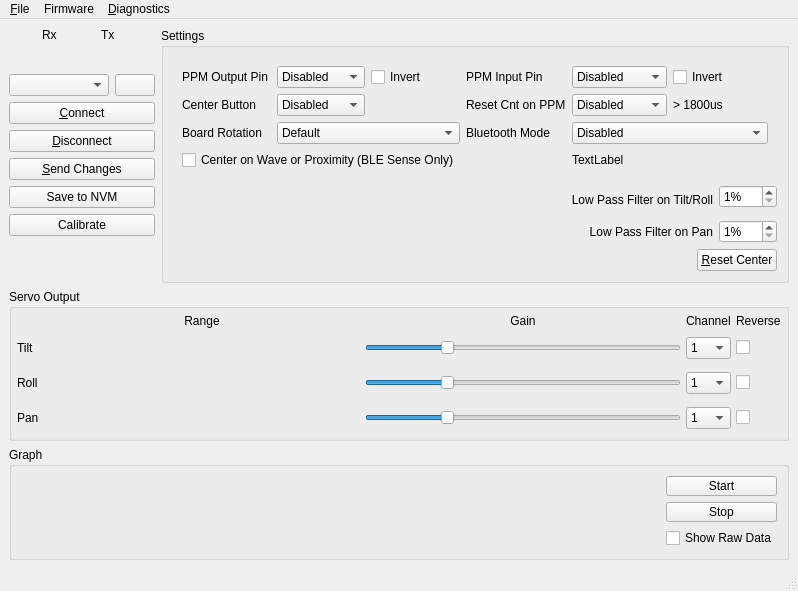
dlktdr/HeadTracker, file gui/src/mainwindow.ui: the form before one commit.
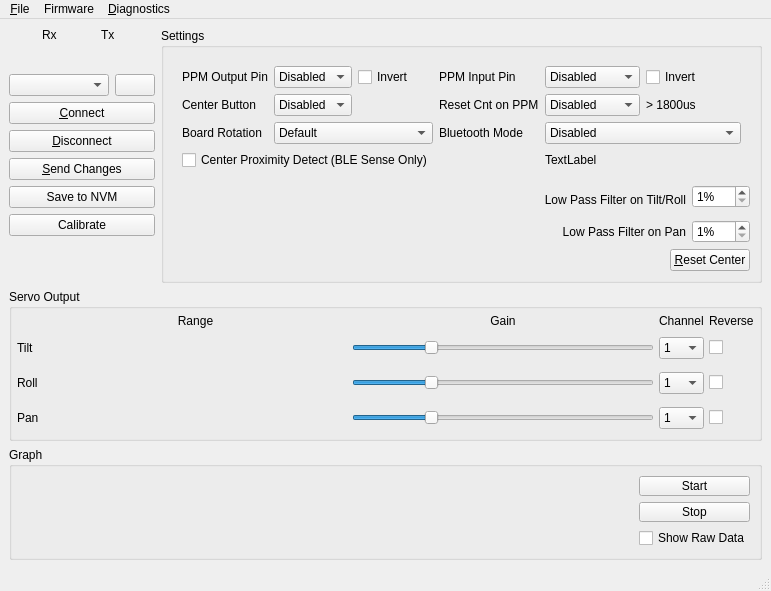
The form after the commit. The open tabs and pages were chosen to show the change. Icons and pictures are not drawn. Custom widgets are drawn as their Qt base class.

Commit message: Wave no longer used, re-worded

Patch:
```diff
--- a/gui/src/mainwindow.ui
+++ b/gui/src/mainwindow.ui
@@ -503,7 +503,7 @@
              <item row="6" column="0" colspan="3">
               <widget class="QCheckBox" name="chkResetCenterWave">
                <property name="text">
-                <string>Center on Wave or Proximity (BLE Sense Only)</string>
+                <string>Center Proximity Detect (BLE Sense Only)</string>
                </property>
               </widget>
              </item>
```
Left out of the diff: 2 changed lines with no effect on the pictures.
